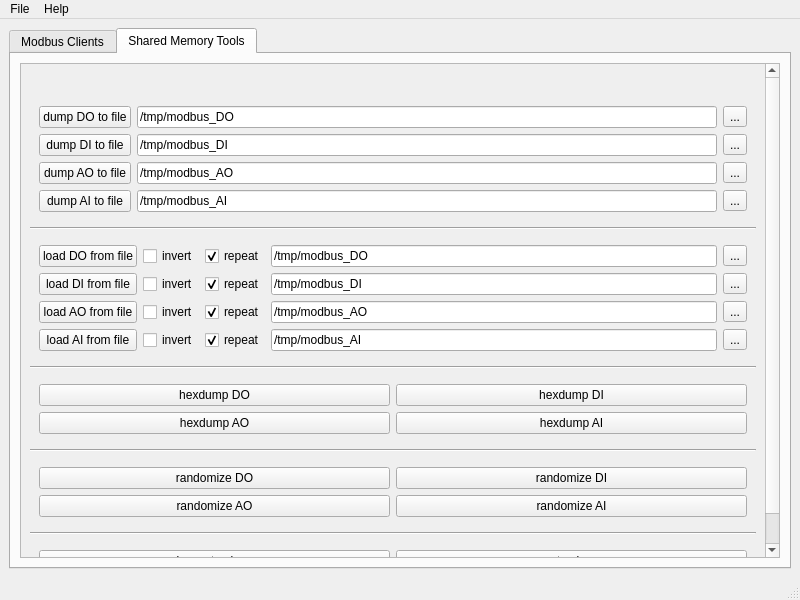
Qt form ui/mainwindow.ui (SHMModbus/shm_modbus_gui) before a commit.
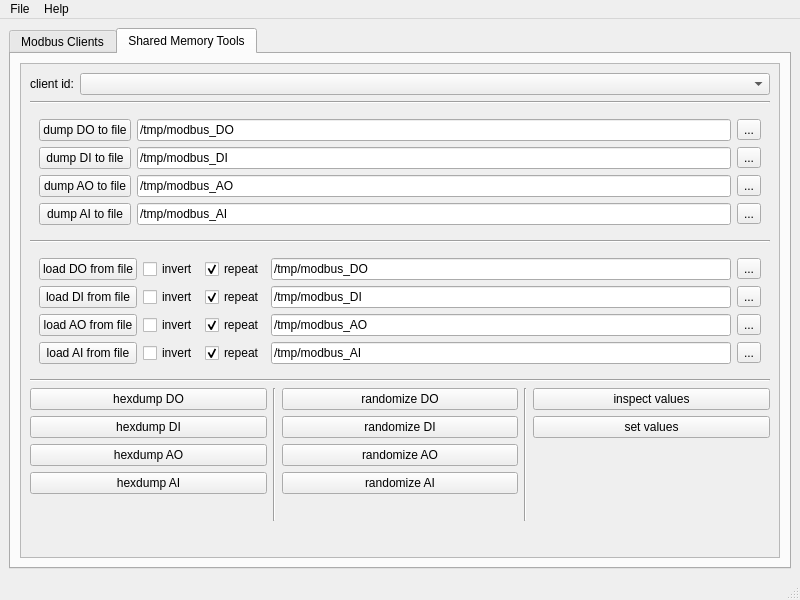
The same form after that commit. The open tabs and pages were chosen to show the change. Icons and pictures are not drawn.

Commit message: selectable client id (separated shms; mbtcp)

```diff
--- a/ui/mainwindow.ui
+++ b/ui/mainwindow.ui
@@ -27,7 +27,7 @@
   </property>
   <widget class="QWidget" name="centralwidget">
    <layout class="QGridLayout" name="gridLayout">
-    <item row="1" column="0">
+    <item row="0" column="0">
      <widget class="QTabWidget" name="tabWidget_tools">
       <property name="enabled">
        <bool>true</bool>
@@ -1799,18 +1799,240 @@
              <x>0</x>
              <y>0</y>
              <width>745</width>
-             <height>646</height>
+             <height>595</height>
             </rect>
            </property>
            <layout class="QGridLayout" name="gridLayout_26">
             <item row="6" column="0">
+             <layout class="QHBoxLayout" name="horizontalLayout_6">
+              <item>
+               <layout class="QVBoxLayout" name="verticalLayout_3">
+                <item>
+                 <widget class="QPushButton" name="tool_hexdump_do">
+                  <property name="enabled">
+                   <bool>true</bool>
+                  </property>
+                  <property name="toolTip">
+                   <string>start hexdump tool</string>
+                  </property>
+                  <property name="statusTip">
+                   <string>start hexdump tool</string>
+                  </property>
+                  <property name="text">
+                   <string>hexdump DO</string>
+                  </property>
+                 </widget>
+                </item>
+                <item>
+                 <widget class="QPushButton" name="tool_hexdump_di">
+                  <property name="enabled">
+                   <bool>true</bool>
+                  </property>
+                  <property name="toolTip">
+                   <string>start hexdump tool</string>
+                  </property>
+                  <property name="statusTip">
+                   <string>start hexdump tool</string>
+                  </property>
+                  <property name="text">
+                   <string>hexdump DI</string>
+                  </property>
+                 </widget>
+                </item>
+                <item>
+                 <widget class="QPushButton" name="tool_hexdump_ao">
+                  <property name="enabled">
+                   <bool>true</bool>
+                  </property>
+                  <property name="toolTip">
+                   <string>start hexdump tool</string>
+                  </property>
+                  <property name="statusTip">
+                   <string>start hexdump tool</string>
+                  </property>
+                  <property name="text">
+                   <string>hexdump AO</string>
+                  </property>
+                 </widget>
+                </item>
+                <item>
+                 <widget class="QPushButton" name="tool_hexdump_ai">
+                  <property name="enabled">
+                   <bool>true</bool>
+                  </property>
+                  <property name="toolTip">
+                   <string>start hexdump tool</string>
+                  </property>
+                  <property name="statusTip">
+                   <string>start hexdump tool</string>
+                  </property>
+                  <property name="text">
+                   <string>hexdump AI</string>
+                  </property>
+                 </widget>
+                </item>
+                <item>
+                 <spacer name="verticalSpacer_7">
+                  <property name="orientation">
+                   <enum>Qt::Orientation::Vertical</enum>
+                  </property>
+                  <property name="sizeHint" stdset="0">
+                   <size>
+                    <width>20</width>
+                    <height>40</height>
+                   </size>
+                  </property>
+                 </spacer>
+                </item>
+               </layout>
+              </item>
+              <item>
+               <widget class="Line" name="line_6">
+                <property name="orientation">
+                 <enum>Qt::Orientation::Vertical</enum>
+                </property>
+               </widget>
+              </item>
+              <item>
+               <layout class="QVBoxLayout" name="verticalLayout_4">
+                <item>
+                 <layout class="QVBoxLayout" name="verticalLayout_5">
+                  <item>
+                   <widget class="QPushButton" name="tool_random_do">
+                    <property name="toolTip">
+                     <string>start randomize tool</string>
+                    </property>
+                    <property name="statusTip">
+                     <string>start randomize tool</string>
+                    </property>
+                    <property name="text">
+                     <string>randomize DO</string>
+                    </property>
+                   </widget>
+                  </item>
+                  <item>
+                   <widget class="QPushButton" name="tool_random_di">
+                    <property name="toolTip">
+                     <string>start randomize tool</string>
+                    </property>
+                    <property name="statusTip">
+                     <string>start randomize tool</string>
+                    </property>
+                    <property name="text">
+                     <string>randomize DI</string>
+                    </property>
+                   </widget>
+                  </item>
+                  <item>
+                   <widget class="QPushButton" name="tool_random_ao">
+                    <property name="toolTip">
+                     <string>start randomize tool</string>
+                    </property>
+                    <property name="statusTip">
+                     <string>start randomize tool</string>
+                    </property>
+                    <property name="text">
+                     <string>randomize AO</string>
+                    </property>
+                   </widget>
+                  </item>
+                  <item>
+                   <widget class="QPushButton" name="tool_random_ai">
+                    <property name="toolTip">
+                     <string>start randomize tool</string>
+                    </property>
+                    <property name="statusTip">
+                     <string>start randomize tool</string>
+                    </property>
+                    <property name="text">
+                     <string>randomize AI</string>
+                    </property>
+                   </widget>
+                  </item>
+                  <item>
+                   <spacer name="verticalSpacer_2">
+                    <property name="orientation">
+                     <enum>Qt::Orientation::Vertical</enum>
+                    </property>
+                    <property name="sizeHint" stdset="0">
+                     <size>
+                      <width>20</width>
+                      <height>40</height>
+                     </size>
+                    </property>
+                   </spacer>
+                  </item>
+                 </layout>
+                </item>
+               </layout>
+              </item>
+              <item>
+               <widget class="Line" name="line_7">
+                <property name="orientation">
+                 <enum>Qt::Orientation::Vertical</enum>
+                </property>
+               </widget>
+              </item>
+              <item>
+               <layout class="QVBoxLayout" name="verticalLayout_6">
+                <item>
+                 <widget class="QPushButton" name="tool_inspec_values">
+                  <property name="text">
+                   <string>inspect values</string>
+                  </property>
+                 </widget>
+                </item>
+                <item>
+                 <widget class="QPushButton" name="tool_set_values">
+                  <property name="enabled">
+                   <bool>true</bool>
+                  </property>
+                  <property name="text">
+                   <string>set values</string>
+                  </property>
+                 </widget>
+                </item>
+                <item>
+                 <spacer name="verticalSpacer_8">
+                  <property name="orientation">
+                   <enum>Qt::Orientation::Vertical</enum>
+                  </property>
+                  <property name="sizeHint" stdset="0">
+                   <size>
+                    <width>20</width>
+                    <height>40</height>
+                   </size>
+                  </property>
+                 </spacer>
+                </item>
+               </layout>
+              </item>
+             </layout>
+            </item>
+            <item row="5" column="0">
              <widget class="Line" name="line_11">
               <property name="orientation">
                <enum>Qt::Orientation::Horizontal</enum>
               </property>
              </widget>
             </item>
-            <item row="3" column="0">
+            <item row="7" column="0">
+             <spacer name="verticalSpacer_3">
+              <property name="enabled">
+               <bool>true</bool>
+              </property>
+              <property name="orientation">
+               <enum>Qt::Orientation::Vertical</enum>
+              </property>
+              <property name="sizeHint" stdset="0">
+               <size>
+                <width>20</width>
+                <height>40</height>
+               </size>
+              </property>
+             </spacer>
+            </item>
+            <item row="4" column="0">
              <widget class="QWidget" name="widget_22" native="true">
               <layout class="QGridLayout" name="gridLayout_31">
                <item row="2" column="4">
@@ -2104,17 +2326,14 @@
               </layout>
              </widget>
             </item>
-            <item row="4" column="0">
-             <widget class="Line" name="line_10">
-              <property name="enabled">
-               <bool>true</bool>
-              </property>
+            <item row="3" column="0">
+             <widget class="Line" name="line_12">
               <property name="orientation">
                <enum>Qt::Orientation::Horizontal</enum>
               </property>
              </widget>
             </item>
-            <item row="1" column="0">
+            <item row="2" column="0">
              <widget class="QWidget" name="widget_20" native="true">
               <property name="enabled">
                <bool>true</bool>
@@ -2307,197 +2526,33 @@
               </layout>
              </widget>
             </item>
-            <item row="9" column="0">
-             <spacer name="verticalSpacer_3">
-              <property name="enabled">
-               <bool>true</bool>
-              </property>
+            <item row="1" column="0">
+             <widget class="Line" name="line_8">
               <property name="orientation">
-               <enum>Qt::Orientation::Vertical</enum>
+               <enum>Qt::Orientation::Horizontal</enum>
               </property>
-              <property name="sizeHint" stdset="0">
-               <size>
-                <width>20</width>
-                <height>40</height>
-               </size>
-              </property>
-             </spacer>
-            </item>
-            <item row="7" column="0">
-             <widget class="QWidget" name="random_ai" native="true">
-              <layout class="QGridLayout" name="gridLayout_30">
-               <item row="0" column="0">
-                <widget class="QPushButton" name="tool_random_do">
-                 <property name="toolTip">
-                  <string>start randomize tool</string>
-                 </property>
-                 <property name="statusTip">
-                  <string>start randomize tool</string>
-                 </property>
-                 <property name="text">
-                  <string>randomize DO</string>
-                 </property>
-                </widget>
-               </item>
-               <item row="0" column="1">
-                <widget class="QPushButton" name="tool_random_di">
-                 <property name="toolTip">
-                  <string>start randomize tool</string>
-                 </property>
-                 <property name="statusTip">
-                  <string>start randomize tool</string>
-                 </property>
-                 <property name="text">
-                  <string>randomize DI</string>
-                 </property>
-                </widget>
-               </item>
-               <item row="1" column="0">
-                <widget class="QPushButton" name="tool_random_ao">
-                 <property name="toolTip">
-                  <string>start randomize tool</string>
-                 </property>
-                 <property name="statusTip">
-                  <string>start randomize tool</string>
-                 </property>
-                 <property name="text">
-                  <string>randomize AO</string>
-                 </property>
-                </widget>
-               </item>
-               <item row="1" column="1">
-                <widget class="QPushButton" name="tool_random_ai">
-                 <property name="toolTip">
-                  <string>start randomize tool</string>
-                 </property>
-                 <property name="statusTip">
-                  <string>start randomize tool</string>
-                 </property>
-                 <property name="text">
-                  <string>randomize AI</string>
-                 </property>
-                </widget>
-               </item>
-              </layout>
              </widget>
             </item>
             <item row="0" column="0">
-             <widget class="QWidget" name="widget_19" native="true">
-              <property name="enabled">
-               <bool>true</bool>
-              </property>
-              <layout class="QGridLayout" name="gridLayout_27"/>
-             </widget>
-            </item>
-            <item row="2" column="0">
-             <widget class="Line" name="line_12">
-              <property name="orientation">
-               <enum>Qt::Orientation::Horizontal</enum>
-              </property>
-             </widget>
-            </item>
-            <item row="5" column="0">
-             <widget class="QWidget" name="widget_21" native="true">
-              <property name="enabled">
-               <bool>true</bool>
-              </property>
-              <layout class="QGridLayout" name="gridLayout_29">
-               <item row="1" column="1">
-                <widget class="QPushButton" name="tool_hexdump_ai">
-                 <property name="enabled">
-                  <bool>true</bool>
-                 </property>
-                 <property name="toolTip">
-                  <string>start hexdump tool</string>
-                 </property>
-                 <property name="statusTip">
-                  <string>start hexdump tool</string>
-                 </property>
-                 <property name="text">
-                  <string>hexdump AI</string>
-                 </property>
-                </widget>
-               </item>
-               <item row="0" column="1">
-                <widget class="QPushButton" name="tool_hexdump_di">
-                 <property name="enabled">
-                  <bool>true</bool>
-                 </property>
-                 <property name="toolTip">
-                  <string>start hexdump tool</string>
-                 </property>
-                 <property name="statusTip">
-                  <string>start hexdump tool</string>
-                 </property>
-                 <property name="text">
-                  <string>hexdump DI</string>
-                 </property>
-                </widget>
-               </item>
-               <item row="0" column="0">
-                <widget class="QPushButton" name="tool_hexdump_do">
-                 <property name="enabled">
-                  <bool>true</bool>
-                 </property>
-                 <property name="toolTip">
-                  <string>start hexdump tool</string>
-                 </property>
-                 <property name="statusTip">
-                  <string>start hexdump tool</string>
-                 </property>
-                 <property name="text">
-                  <string>hexdump DO</string>
-                 </property>
-                </widget>
-               </item>
-               <item row="1" column="0">
-                <widget class="QPushButton" name="tool_hexdump_ao">
-                 <property name="enabled">
-                  <bool>true</bool>
-                 </property>
-                 <property name="toolTip">
-                  <string>start hexdump tool</string>
-                 </property>
-                 <property name="statusTip">
-                  <string>start hexdump tool</string>
-                 </property>
-                 <property name="text">
-                  <string>hexdump AO</string>
-                 </property>
-                </widget>
-               </item>
-              </layout>
-             </widget>
-            </item>
-            <item row="8" column="0">
-             <widget class="Line" name="line_6">
-              <property name="orientation">
-               <enum>Qt::Orientation::Horizontal</enum>
-              </property>
-             </widget>
-            </item>
-            <item row="10" column="0">
-             <widget class="QWidget" name="widget_14" native="true">
-              <layout class="QGridLayout" name="gridLayout_20">
-               <item row="0" column="0">
-                <widget class="QPushButton" name="tool_inspec_values">
-                 <property name="text">
-                  <string>inspect values</string>
-                 </property>
-                </widget>
-               </item>
-               <item row="0" column="1">
-                <widget class="QPushButton" name="tool_set_values">
-                 <property name="enabled">
-                  <bool>true</bool>
-                 </property>
-                 <property name="text">
-                  <string>set values</string>
-                 </property>
-                </widget>
-               </item>
-              </layout>
-             </widget>
+             <layout class="QHBoxLayout" name="horizontalLayout_2">
+              <item>
+               <widget class="QLabel" name="label_10">
+                <property name="text">
+                 <string>client id:</string>
+                </property>
+               </widget>
+              </item>
+              <item>
+               <widget class="QComboBox" name="clien_id_selector">
+                <property name="sizePolicy">
+                 <sizepolicy hsizetype="Preferred" vsizetype="Fixed">
+                  <horstretch>1</horstretch>
+                  <verstretch>0</verstretch>
+                 </sizepolicy>
+                </property>
+               </widget>
+              </item>
+             </layout>
             </item>
            </layout>
           </widget>
```
Left out of the diff: 386 changed lines with no effect on the pictures. The commit also changes 2 other files.
